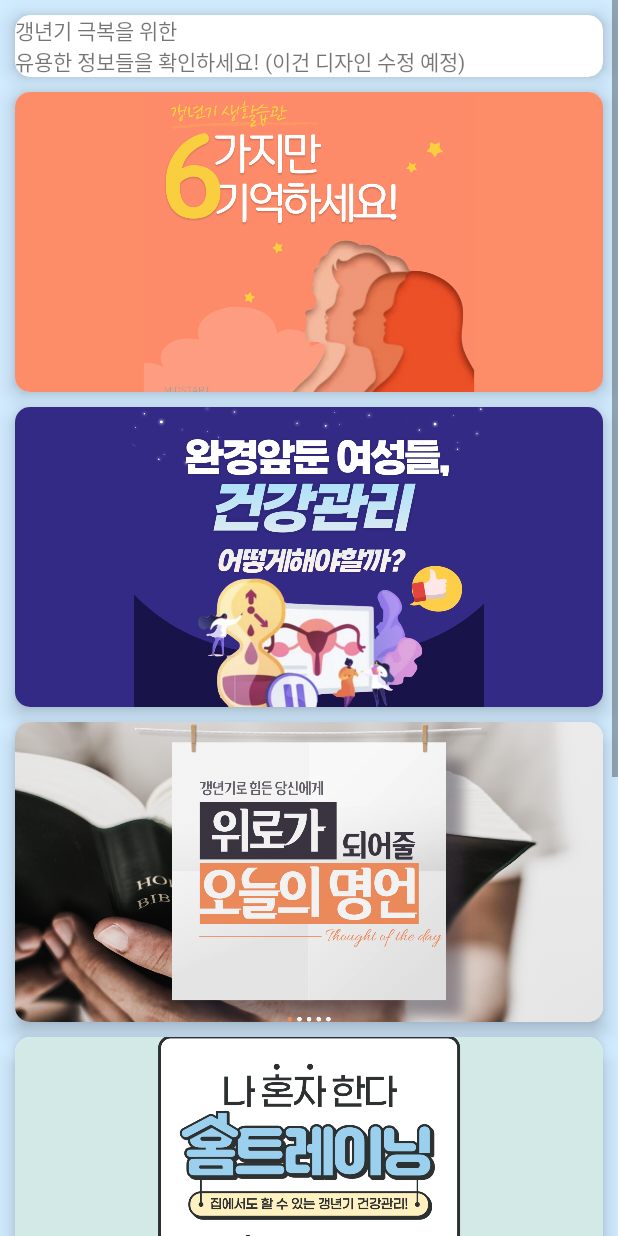
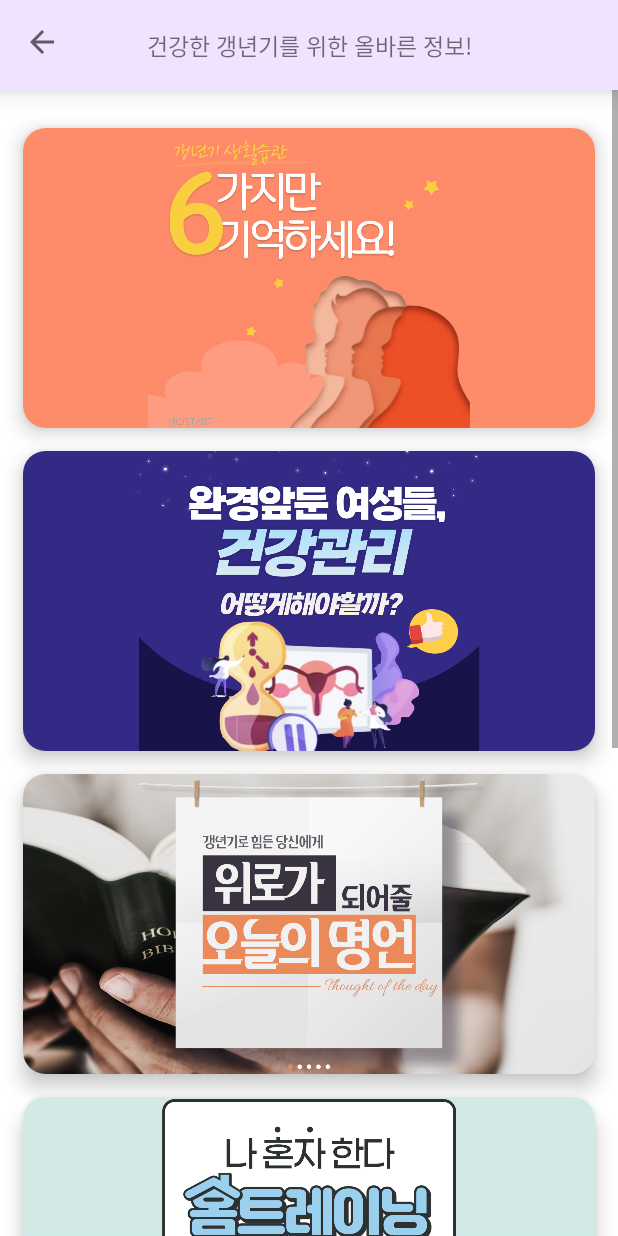
Before and after one commit to Midstart/Midstart_repo, an Android app: the CardNewsActivity screen opened directly, with no data from a screen before it, on a phone screen of 412 x 824 dp. Run offline under Robolectric (Android 15) with nearby library versions, the phone set to English and light mode, and no system bars.

Commit message:
카드뉴스, 챗봇 디자인 수정

```diff
--- a/app/src/main/res/layout/activity_card_news.xml
+++ b/app/src/main/res/layout/activity_card_news.xml
@@ -4,43 +4,60 @@
     xmlns:tools="http://schemas.android.com/tools"
     android:layout_width="match_parent"
     android:layout_height="match_parent"
-    android:background="#D1EBFF"
+    android:background="#FFFFFF"
     tools:context=".CardNewsActivity">
+
+    <androidx.constraintlayout.widget.ConstraintLayout
+        android:id="@+id/layoutTop"
+        android:layout_width="match_parent"
+        android:layout_height="60dp"
+        android:elevation="10dp"
+        android:background="#F0E3FF"
+        app:layout_constraintEnd_toEndOf="parent"
+        app:layout_constraintStart_toStartOf="parent"
+        app:layout_constraintTop_toTopOf="parent">
+
+        <ImageView
+            android:id="@+id/imageView2"
+            android:layout_width="wrap_content"
+            android:layout_height="wrap_content"
+            android:layout_margin="16dp"
+            android:src="@drawable/ic_back"
+            app:layout_constraintStart_toStartOf="parent"
+            app:layout_constraintTop_toTopOf="parent" />
+
+        <TextView
+            android:layout_width="wrap_content"
+            android:layout_height="wrap_content"
+            android:fontFamily="@font/cafe24oneprettynight"
+            android:gravity="center"
+            android:text="건강한 갱년기를 위한 올바른 정보!"
+            android:textSize="15dp"
+            app:layout_constraintBottom_toBottomOf="parent"
+            app:layout_constraintEnd_toEndOf="parent"
+            app:layout_constraintStart_toStartOf="parent"
+            app:layout_constraintTop_toTopOf="parent" />
+
+    </androidx.constraintlayout.widget.ConstraintLayout>
 
     <ScrollView
         android:layout_width="match_parent"
         android:layout_height="match_parent">
         <androidx.constraintlayout.widget.ConstraintLayout
+            android:layout_marginTop="70dp"
             android:layout_width="match_parent"
             android:layout_height="match_parent">
-
-            <androidx.cardview.widget.CardView
-                android:id="@+id/cardView7"
-                android:layout_width="match_parent"
-                android:layout_height="wrap_content"
-                android:layout_margin="10dp"
-                app:cardCornerRadius="10dp"
-                app:cardElevation="8dp"
-                app:layout_constraintEnd_toEndOf="parent"
-                app:layout_constraintStart_toStartOf="parent"
-                app:layout_constraintTop_toTopOf="parent">
-
-                <TextView
-                    android:layout_width="match_parent"
-                    android:layout_height="wrap_content"
-                    android:text="갱년기 극복을 위한 \n유용한 정보들을 확인하세요! (이건 디자인 수정 예정)" />
-            </androidx.cardview.widget.CardView>
 
             <androidx.cardview.widget.CardView
                 android:id="@+id/cardView1"
                 android:layout_width="match_parent"
                 android:layout_height="wrap_content"
-                android:layout_margin="10dp"
-                app:cardCornerRadius="10dp"
+                android:layout_margin="15dp"
+                app:cardCornerRadius="15dp"
                 app:cardElevation="8dp"
                 app:layout_constraintEnd_toEndOf="parent"
                 app:layout_constraintStart_toStartOf="parent"
-                app:layout_constraintTop_toBottomOf="@+id/cardView7">
+                app:layout_constraintTop_toTopOf="parent">
 
                 <ImageView
                     android:id="@+id/news1"
@@ -55,8 +72,8 @@
                 android:id="@+id/cardView2"
                 android:layout_width="match_parent"
                 android:layout_height="wrap_content"
-                android:layout_margin="10dp"
-                app:cardCornerRadius="10dp"
+                android:layout_margin="15dp"
+                app:cardCornerRadius="15dp"
                 app:cardElevation="8dp"
                 app:layout_constraintEnd_toEndOf="parent"
                 app:layout_constraintStart_toStartOf="parent"
@@ -75,8 +92,8 @@
                 android:id="@+id/cardView3"
                 android:layout_width="match_parent"
                 android:layout_height="wrap_content"
-                android:layout_margin="10dp"
-                app:cardCornerRadius="10dp"
+                android:layout_margin="15dp"
+                app:cardCornerRadius="15dp"
                 app:cardElevation="8dp"
                 app:layout_constraintEnd_toEndOf="parent"
                 app:layout_constraintStart_toStartOf="parent"
@@ -95,8 +112,8 @@
                 android:id="@+id/cardView4"
                 android:layout_width="match_parent"
                 android:layout_height="wrap_content"
-                android:layout_margin="10dp"
-                app:cardCornerRadius="10dp"
+                android:layout_margin="15dp"
+                app:cardCornerRadius="15dp"
                 app:cardElevation="8dp"
                 app:layout_constraintEnd_toEndOf="parent"
                 app:layout_constraintStart_toStartOf="parent"
@@ -115,8 +132,8 @@
                 android:id="@+id/cardView5"
                 android:layout_width="match_parent"
                 android:layout_height="wrap_content"
-                android:layout_margin="10dp"
-                app:cardCornerRadius="10dp"
+                android:layout_margin="15dp"
+                app:cardCornerRadius="15dp"
                 app:cardElevation="8dp"
                 app:layout_constraintEnd_toEndOf="parent"
                 app:layout_constraintStart_toStartOf="parent"
@@ -135,8 +152,8 @@
                 android:id="@+id/cardView6"
                 android:layout_width="match_parent"
                 android:layout_height="wrap_content"
-                android:layout_margin="10dp"
-                app:cardCornerRadius="10dp"
+                android:layout_margin="15dp"
+                app:cardCornerRadius="15dp"
                 app:cardElevation="8dp"
                 app:layout_constraintEnd_toEndOf="parent"
                 app:layout_constraintStart_toStartOf="parent"
--- a/app/src/main/res/values/colors.xml
+++ b/app/src/main/res/values/colors.xml
@@ -7,4 +7,5 @@
     <color name="teal_700">#FF018786</color>
     <color name="black">#FF000000</color>
     <color name="white">#FFFFFFFF</color>
+    <color name="fab_color">#BE9FE1</color>
 </resources>
```
Also changed, not shown: app/src/main/res/layout/activity_chat_bot.xml (+38 -5 lines).
